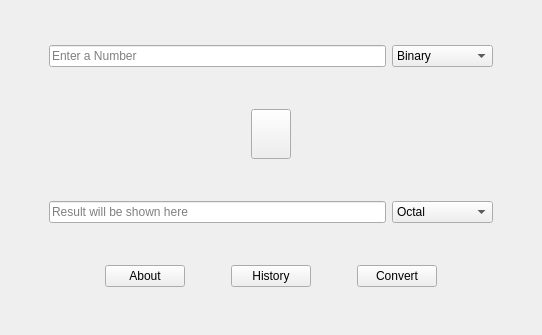
Old version of the form mainwindow.ui in the repository NazakatUmrani/Number-System-Converter-with-Big-Numbers-Handling-GUI-Qt.
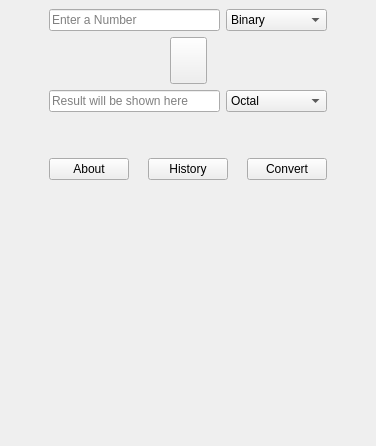
New version of the form. Icons and pictures are not drawn.

Commit message: UI modified to suit android

What changed in the file:
```diff
--- a/mainwindow.ui
+++ b/mainwindow.ui
@@ -6,8 +6,8 @@
    <rect>
     <x>0</x>
     <y>0</y>
-    <width>542</width>
-    <height>335</height>
+    <width>376</width>
+    <height>446</height>
    </rect>
   </property>
   <property name="windowTitle">
@@ -23,7 +23,7 @@
    <property name="autoFillBackground">
     <bool>false</bool>
    </property>
-   <layout class="QVBoxLayout" name="verticalLayout">
+   <layout class="QVBoxLayout" name="verticalLayout" stretch="1,1,1,1,1,1">
     <item>
      <layout class="QHBoxLayout" name="horizontalLayout_2">
       <item>
@@ -44,6 +44,9 @@
       </item>
       <item>
        <widget class="QLineEdit" name="InputNum">
+        <property name="styleSheet">
+         <string notr="true"/>
+        </property>
         <property name="inputMethodHints">
          <set>Qt::ImhNone</set>
         </property>
@@ -126,29 +129,46 @@
           </property>
          </spacer>
         </item>
-        <item>
+        <item alignment="Qt::AlignHCenter">
          <widget class="QPushButton" name="swapButton">
           <property name="enabled">
            <bool>true</bool>
           </property>
           <property name="sizePolicy">
-           <sizepolicy hsizetype="Maximum" vsizetype="Maximum">
+           <sizepolicy hsizetype="Fixed" vsizetype="Fixed">
             <horstretch>0</horstretch>
             <verstretch>0</verstretch>
            </sizepolicy>
           </property>
           <property name="minimumSize">
            <size>
-            <width>0</width>
-            <height>0</height>
+            <width>37</width>
+            <height>47</height>
            </size>
           </property>
           <property name="maximumSize">
            <size>
-            <width>50</width>
-            <height>50</height>
+            <width>37</width>
+            <height>47</height>
            </size>
           </property>
+          <property name="sizeIncrement">
+           <size>
+            <width>1</width>
+            <height>1</height>
+           </size>
+          </property>
+          <property name="baseSize">
+           <size>
+            <width>20</width>
+            <height>20</height>
+           </size>
+          </property>
+          <property name="font">
+           <font>
+            <bold>false</bold>
+           </font>
+          </property>
           <property name="autoFillBackground">
            <bool>false</bool>
           </property>
@@ -206,6 +226,9 @@
       </item>
       <item>
        <widget class="QLineEdit" name="Result">
+        <property name="styleSheet">
+         <string notr="true"/>
+        </property>
         <property name="text">
          <string/>
         </property>
@@ -257,6 +280,22 @@
       </item>
      </layout>
     </item>
+    <item>
+     <spacer name="verticalSpacer_3">
+      <property name="orientation">
+       <enum>Qt::Vertical</enum>
+      </property>
+      <property name="sizeType">
+       <enum>QSizePolicy::Maximum</enum>
+      </property>
+      <property name="sizeHint" stdset="0">
+       <size>
+        <width>20</width>
+        <height>40</height>
+       </size>
+      </property>
+     </spacer>
+    </item>
     <item>
      <layout class="QHBoxLayout" name="horizontalLayout_3">
       <item>
@@ -346,6 +385,19 @@
       </item>
      </layout>
     </item>
+    <item>
+     <spacer name="verticalSpacer">
+      <property name="orientation">
+       <enum>Qt::Vertical</enum>
+      </property>
+      <property name="sizeHint" stdset="0">
+       <size>
+        <width>20</width>
+        <height>40</height>
+       </size>
+      </property>
+     </spacer>
+    </item>
    </layout>
   </widget>
  </widget>
```
Left out of the diff: 3 changed lines with no effect on the pictures. The commit also changes 3 other files.
